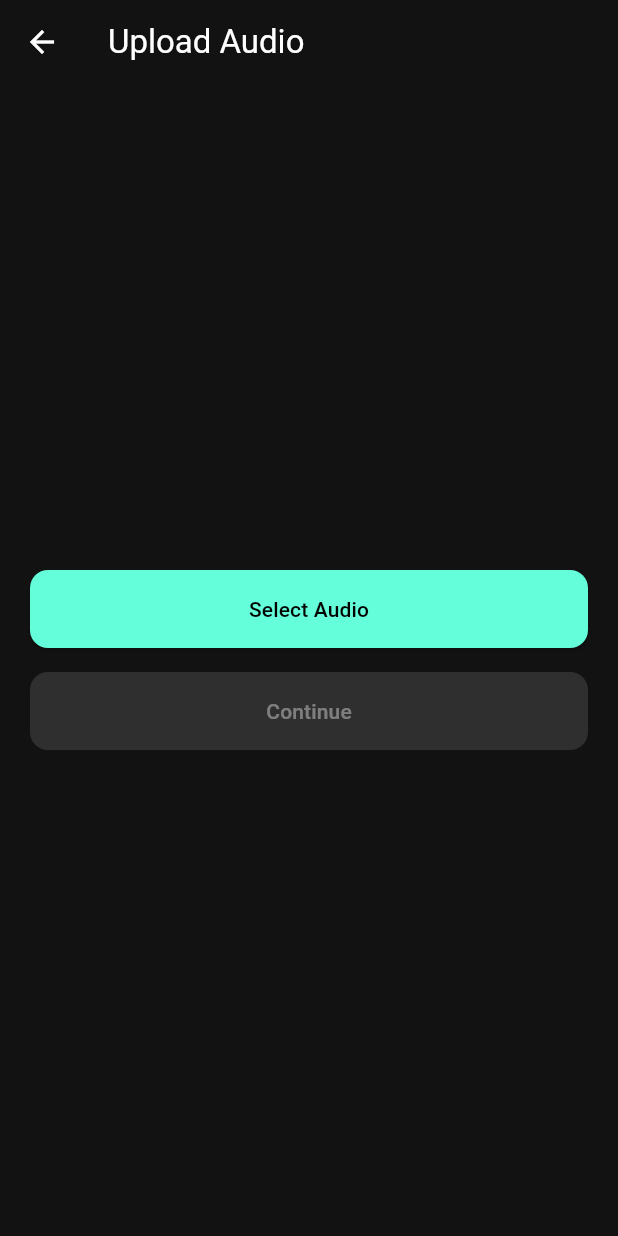
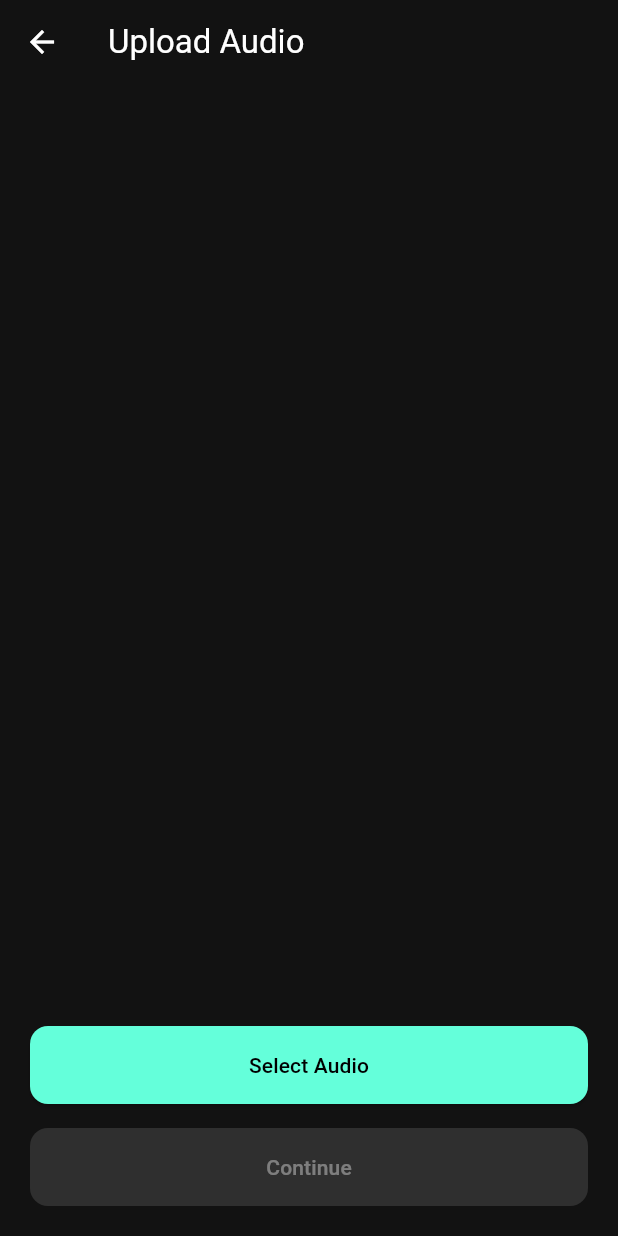
Before and after one commit to AlexPraxedes12/LearnSynth, a Flutter app: the AudioPickerScreen screen opened by its route, on a phone screen of 412 x 824 dp. Run offline on Flutter 3.47's test engine with Material 3 defaults, Android fonts, the phone set to English and light mode, and no system bars; our stand-ins replace permission_handler; missing offline and left inert: file_selector, flutter_sound, syncfusion_flutter_pdf, vosk_flutter.

Commit message:
Use unified transcription service in media pickers

```diff
--- a/frontend/learn/lib/screens/audio_picker_screen.dart
+++ b/frontend/learn/lib/screens/audio_picker_screen.dart
@@ -11,8 +11,8 @@ import '../constants.dart';
 import '../content_provider.dart';
 import '../widgets/primary_button.dart';
 
-/// Screen that lets the user pick an audio file, convert and transcribe it
-/// locally for analysis.
+/// Screen that lets the user pick an audio file and transcribe it locally for
+/// analysis.
 class AudioPickerScreen extends StatefulWidget {
   const AudioPickerScreen({super.key});
 
@@ -21,7 +21,8 @@ class AudioPickerScreen extends StatefulWidget {
 }
 
 class _AudioPickerScreenState extends State<AudioPickerScreen> {
-  File? _selectedFile;
+  final TranscriptionService _transcriptionService = TranscriptionService();
+  File? _audioFile;
   bool _isProcessing = false;
   String? _transcript;
 
@@ -43,37 +44,24 @@ class _AudioPickerScreenState extends State<AudioPickerScreen> {
         _showError('No file selected.');
         return;
       }
-      _selectedFile = File(result.path);
+      _audioFile = File(result.path);
       setState(() {
         _isProcessing = true;
         _transcript = null;
       });
 
-      final ffmpegResult = await TranscriptionService().transcribeAudio(
-        _selectedFile!,
-      );
-      if (!ffmpegResult.isSuccess) {
-        _showError('Transcription failed');
-        if (mounted) setState(() => _isProcessing = false);
-        return;
-      }
-      final transcription = ffmpegResult.data ?? '';
-      if (transcription.trim().isEmpty) {
-        _showError('No text produced.');
-        if (mounted) setState(() => _isProcessing = false);
-        return;
-      }
+      final text = await _transcriptionService.transcribeFile(_audioFile!);
       if (!mounted) return;
       context.read<ContentProvider>().setFileContent(
-        path: _selectedFile!.path,
-        content: transcription,
+        path: _audioFile!.path,
+        content: text,
       );
       setState(() {
-        _transcript = transcription;
+        _transcript = text;
         _isProcessing = false;
       });
     } catch (e) {
-      _showError(e.toString());
+      _showError('Transcription failed');
       if (mounted) setState(() => _isProcessing = false);
     }
   }
@@ -96,8 +84,40 @@ class _AudioPickerScreenState extends State<AudioPickerScreen> {
       body: Padding(
         padding: const EdgeInsets.all(20.0),
         child: Column(
-          mainAxisAlignment: MainAxisAlignment.center,
           children: [
+            if (_audioFile != null)
+              Card(
+                color: Theme.of(context).cardColor,
+                shape: RoundedRectangleBorder(
+                  borderRadius: BorderRadius.circular(12),
+                ),
+                elevation: 4,
+                child: Padding(
+                  padding: const EdgeInsets.all(16.0),
+                  child: Column(
+                    crossAxisAlignment: CrossAxisAlignment.start,
+                    children: [
+                      Text(
+                        _audioFile!.path.split('/').last,
+                        style: const TextStyle(fontWeight: FontWeight.bold),
+                      ),
+                      const SizedBox(height: 8),
+                      Text(_audioFile!.path),
+                    ],
+                  ),
+                ),
+              ),
+            if (_transcript != null)
+              Padding(
+                padding: const EdgeInsets.symmetric(vertical: 16.0),
+                child: SizedBox(
+                  height: 150,
+                  child: SingleChildScrollView(
+                    child: Text(_transcript!),
+                  ),
+                ),
+              ),
+            const Spacer(),
             PrimaryButton(
               label: 'Select Audio',
               onPressed: _isProcessing ? null : _pickAudio,
@@ -105,9 +125,8 @@ class _AudioPickerScreenState extends State<AudioPickerScreen> {
             const SizedBox(height: 16),
             PrimaryButton(
               label: 'Continue',
-              onPressed: (_transcript != null && !_isProcessing)
-                  ? _continue
-                  : null,
+              onPressed:
+                  (_transcript != null && !_isProcessing) ? _continue : null,
             ),
             if (_isProcessing) ...[
               const SizedBox(height: 20),
```
Also changed, not shown: frontend/learn/lib/screens/video_picker_screen.dart (+14 -22 lines).
